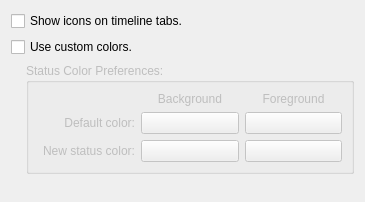
First picture: the form in src/appears_base.ui, repository KDE/choqok, before the edit.
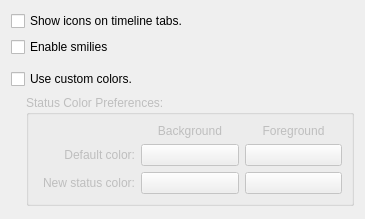
Second picture: the form after the edit. Custom widgets are drawn as their Qt base class.

Commit message: Patch from daniel: * Replace file cache system for user-images with a KPixmapCache. * Add support for smilies in texts

```diff
--- a/src/appears_base.ui
+++ b/src/appears_base.ui
@@ -6,7 +6,7 @@
     <x>0</x>
     <y>0</y>
     <width>365</width>
-    <height>202</height>
+    <height>219</height>
    </rect>
   </property>
   <layout class="QVBoxLayout" name="verticalLayout_2" >
@@ -17,6 +17,16 @@
      </property>
     </widget>
    </item>
+   <item>
+    <widget class="QCheckBox" name="kcfg_isSmiliesEnabled" >
+     <property name="text" >
+      <string>Enable smilies</string>
+     </property>
+    </widget>
+   </item>
+   <item>
+    <widget class="KSeparator" name="kseparator" />
+   </item>
    <item>
     <widget class="QCheckBox" name="kcfg_isCustomUi" >
      <property name="text" >
@@ -157,6 +167,11 @@
    <extends>QPushButton</extends>
    <header>kcolorbutton.h</header>
   </customwidget>
+  <customwidget>
+   <class>KSeparator</class>
+   <extends>QFrame</extends>
+   <header>kseparator.h</header>
+  </customwidget>
  </customwidgets>
  <resources/>
  <connections>
```
The commit also changes 9 other files.
